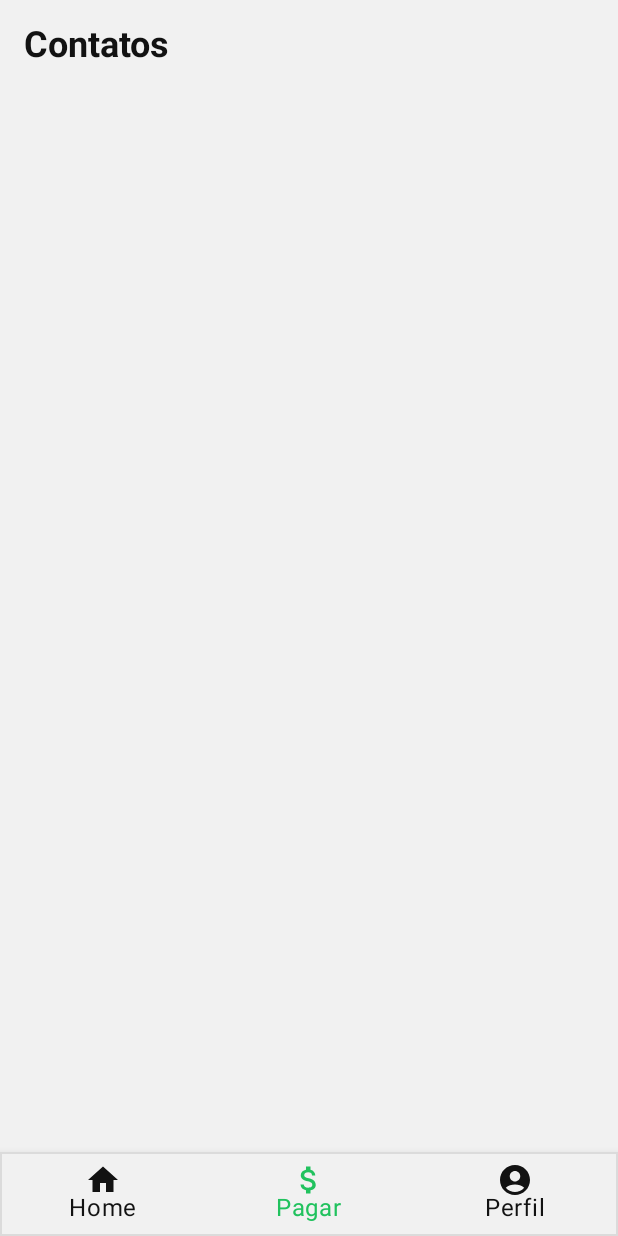
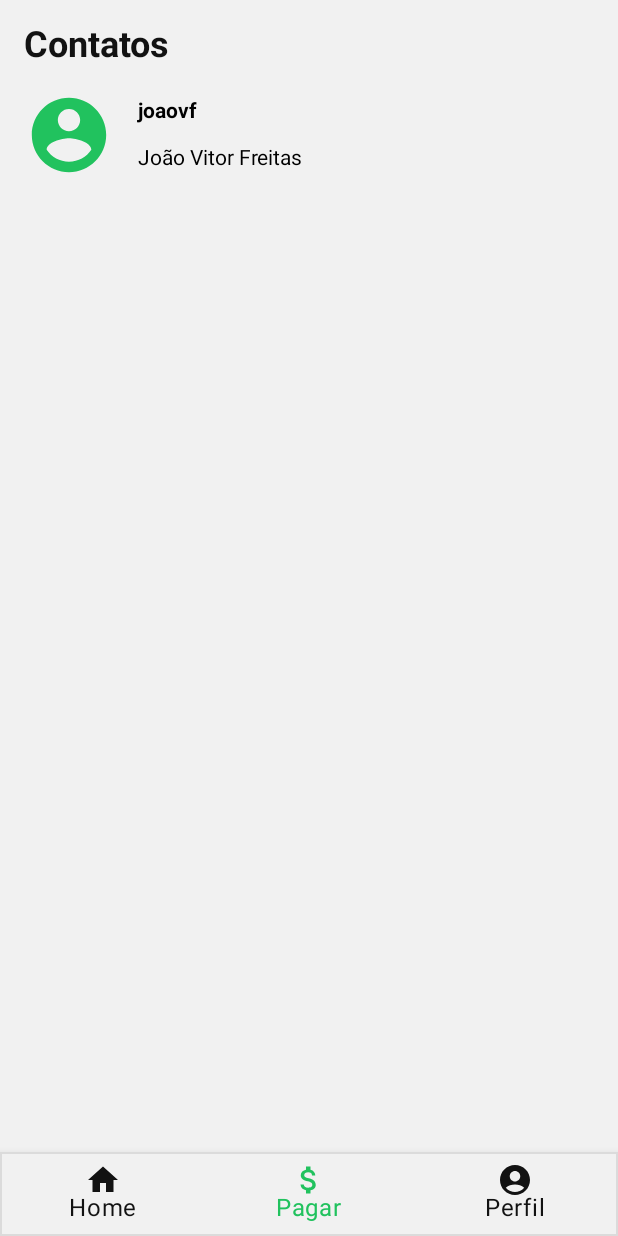
Before and after one commit to rodolfoHOk/dio.picpayclone-app, an Android app built with Jetpack Compose: the composable BottomNavScaffold shown on its own in the app's theme, item 2 of the bottom bar chosen, on a phone screen of 412 x 824 dp. Run offline under Robolectric (Android 15) with nearby library versions, the phone set to English and light mode, and no system bars.

Commit message:
feat: create contact item component

```diff
--- /dev/null
+++ b/app/src/main/java/br/com/dio/picpaycloneapp/ui/components/ContactItem.kt
@@ -0,0 +1,55 @@
+package br.com.dio.picpaycloneapp.ui.components
+
+import androidx.compose.foundation.Image
+import androidx.compose.foundation.layout.Arrangement
+import androidx.compose.foundation.layout.Column
+import androidx.compose.foundation.layout.Row
+import androidx.compose.foundation.layout.fillMaxWidth
+import androidx.compose.foundation.layout.height
+import androidx.compose.foundation.layout.padding
+import androidx.compose.foundation.layout.size
+import androidx.compose.material.MaterialTheme
+import androidx.compose.material.Text
+import androidx.compose.runtime.Composable
+import androidx.compose.ui.Modifier
+import androidx.compose.ui.res.painterResource
+import androidx.compose.ui.text.TextStyle
+import androidx.compose.ui.text.font.FontWeight
+import androidx.compose.ui.unit.dp
+import br.com.dio.picpaycloneapp.R
+
+@Composable
+fun ContactItem(username: String, name: String) {
+    Row(
+        modifier = Modifier
+            .fillMaxWidth()
+            .padding(horizontal = 8.dp, vertical = 8.dp)
+    ) {
+        Image(
+            painter = painterResource(id = R.drawable.ic_contact),
+            contentDescription = "Avatar do contato",
+            modifier = Modifier.size(76.dp)
+        )
+
+        Column(
+            modifier = Modifier
+                .fillMaxWidth()
+                .height(75.dp)
+                .padding(vertical = 14.dp, horizontal = 8.dp),
+            verticalArrangement = Arrangement.SpaceBetween
+        ) {
+            Text(
+                text = username,
+                style = TextStyle(
+                    color = MaterialTheme.colors.onBackground,
+                    fontWeight = FontWeight.Bold
+                )
+            )
+
+            Text(
+                text = name,
+                style = TextStyle(color = MaterialTheme.colors.onBackground)
+            )
+        }
+    }
+}
--- a/app/src/main/java/br/com/dio/picpaycloneapp/ui/screens/payment/PaymentScreen.kt
+++ b/app/src/main/java/br/com/dio/picpaycloneapp/ui/screens/payment/PaymentScreen.kt
@@ -11,19 +11,21 @@ import androidx.compose.ui.text.TextStyle
 import androidx.compose.ui.text.font.FontWeight
 import androidx.compose.ui.unit.dp
 import androidx.compose.ui.unit.sp
+import br.com.dio.picpaycloneapp.ui.components.ContactItem
 
 @Composable
 fun PaymentScreen() {
     Box(modifier = Modifier.fillMaxSize()) {
         Column(
-            modifier = Modifier
-                .fillMaxSize()
-                .padding(top = 16.dp, start = 16.dp, end = 16.dp),
+            modifier = Modifier.fillMaxSize()
         ) {
             Text(
                 text = "Contatos",
-                style = TextStyle(fontSize = 24.sp, fontWeight = FontWeight.Bold)
+                style = TextStyle(fontSize = 24.sp, fontWeight = FontWeight.Bold),
+                modifier = Modifier.padding(top = 16.dp, start = 16.dp, end = 16.dp)
             )
+
+            ContactItem(username = "joaovf", name = "João Vitor Freitas")
         }
     }
 }
--- /dev/null
+++ b/app/src/main/res/drawable/ic_contact.xml
@@ -0,0 +1,15 @@
+<vector xmlns:android="http://schemas.android.com/apk/res/android"
+    android:width="108dp"
+    android:height="108dp"
+    android:viewportWidth="108"
+    android:viewportHeight="108"
+    android:tint="#21C25E">
+  <group android:scaleX="3.5235"
+      android:scaleY="3.5235"
+      android:translateX="11.718"
+      android:translateY="11.718">
+    <path
+        android:fillColor="@android:color/white"
+        android:pathData="M12,2C6.48,2 2,6.48 2,12s4.48,10 10,10 10,-4.48 10,-10S17.52,2 12,2zM12,5c1.66,0 3,1.34 3,3s-1.34,3 -3,3 -3,-1.34 -3,-3 1.34,-3 3,-3zM12,19.2c-2.5,0 -4.71,-1.28 -6,-3.22 0.03,-1.99 4,-3.08 6,-3.08 1.99,0 5.97,1.09 6,3.08 -1.29,1.94 -3.5,3.22 -6,3.22z"/>
+  </group>
+</vector>
```
